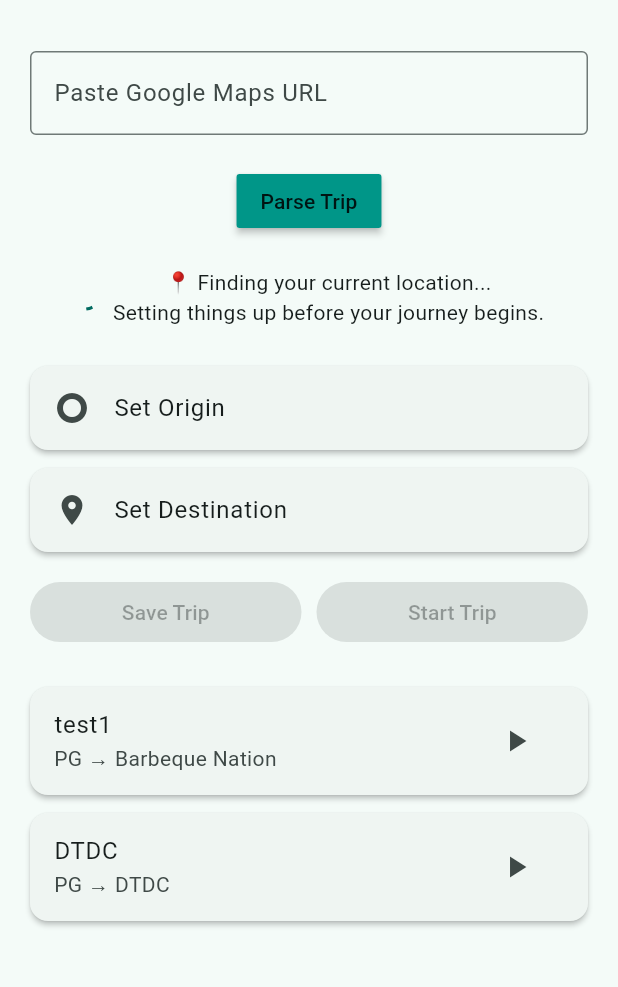
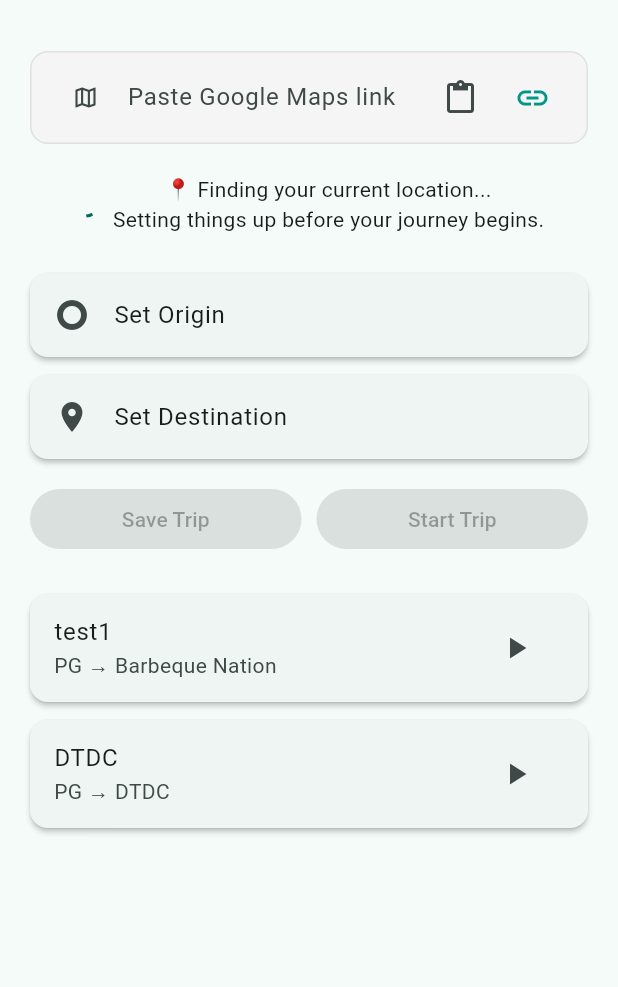
Before and after one commit to Swagnik02/Next-Stop, a Flutter app: the screen it shows after launch, on a phone screen of 412 x 824 dp, the part 63-1050 px from its top. Run offline on Flutter 3.47's test engine with Material 3 defaults, Android fonts, the phone set to English and light mode, and no system bars; our stand-ins replace flutter_riverpod, geolocator, permission_handler.

Commit message:
improved the parser UI

```diff
--- a/lib/features/journey/widgets/test_maps_parser.dart
+++ b/lib/features/journey/widgets/test_maps_parser.dart
@@ -1,4 +1,5 @@
 import 'package:flutter/material.dart';
+import 'package:flutter/services.dart';
 import 'package:next_stop/core/utils/maps_coordinate_parser.dart';
 import 'package:next_stop/core/utils/maps_link_resolver.dart';
 
@@ -14,36 +15,60 @@ class _TestMapsParserState extends State<TestMapsParser> {
 
   @override
   Widget build(BuildContext context) {
-    return Column(
+    return Container(
+      padding: const EdgeInsets.symmetric(horizontal: 12, vertical: 6),
+      decoration: BoxDecoration(
+        color: Colors.grey.shade100,
+        borderRadius: BorderRadius.circular(12),
+        border: Border.all(color: Colors.grey.shade300),
+      ),
+      child: Row(
         children: [
-        TextField(
+          /// TEXT FIELD
+          Expanded(
+            child: TextField(
               controller: urlController,
+              textAlignVertical: TextAlignVertical.center,
               decoration: const InputDecoration(
-            labelText: "Paste Google Maps URL",
-            border: OutlineInputBorder(),
+                hintText: "Paste Google Maps link",
+                border: InputBorder.none,
+                prefixIcon: Icon(Icons.map_outlined),
+                isDense: true,
+                contentPadding: EdgeInsets.symmetric(vertical: 12),
+              ),
             ),
           ),
 
-        const SizedBox(height: 20),
+          /// PASTE BUTTON
+          IconButton(
+            tooltip: "Paste",
+            icon: const Icon(Icons.paste_outlined),
+            onPressed: () async {
+              final data = await Clipboard.getData('text/plain');
+              urlController.text = data?.text ?? '';
+            },
+          ),
 
-        MaterialButton(
+          /// PARSE BUTTON
+          IconButton(
+            tooltip: "Parse",
+            icon: const Icon(Icons.link),
             color: Colors.teal,
-          child: const Text("Parse Trip"),
             onPressed: () async {
               final url = urlController.text.trim();
 
               if (url.isEmpty) return;
 
               String? resolvedUrl = await getResolvedMapsUrl(url);
-            print(resolvedUrl);
+
               if (resolvedUrl != null) {
                 final trip = extractTripFromMapsUrl(resolvedUrl);
-
-              print(trip.toString());
+                print(trip);
               }
             },
           ),
         ],
+      ),
     );
   }
 }
```
Lines whose indentation alone changed are shown as unchanged.
